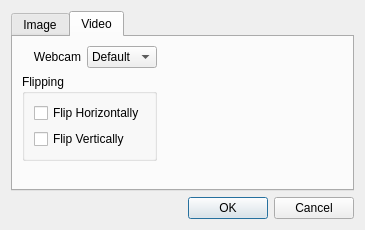
Before: the Qt Designer form ui/configwindow.ui in jnmbk/kamera, drawn with Qt 5.
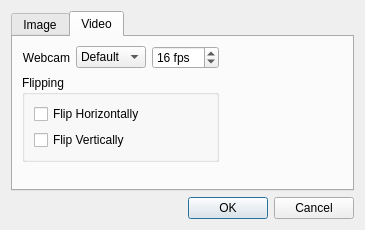
After: the same form once the commit is applied. The open tabs and pages were chosen to show the change. Icons and pictures are not drawn.

What changed in the file:
```diff
--- a/ui/configwindow.ui
+++ b/ui/configwindow.ui
@@ -162,6 +162,25 @@
              </item>
             </widget>
            </item>
+           <item>
+            <widget class="QSpinBox" name="spinBox_fps">
+             <property name="suffix">
+              <string> fps</string>
+             </property>
+             <property name="minimum">
+              <number>5</number>
+             </property>
+             <property name="maximum">
+              <number>120</number>
+             </property>
+             <property name="singleStep">
+              <number>5</number>
+             </property>
+             <property name="value">
+              <number>16</number>
+             </property>
+            </widget>
+           </item>
           </layout>
          </item>
          <item>
```
Left out of the diff: 155 changed lines with no effect on the pictures.
